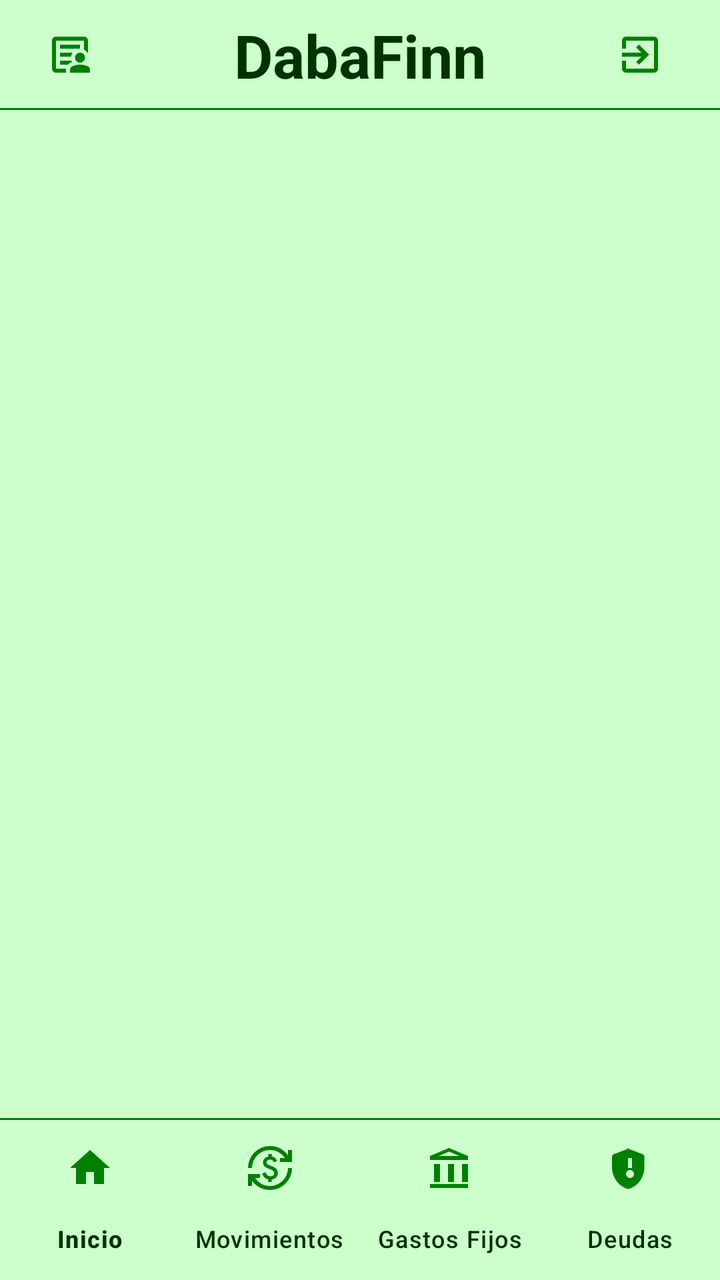
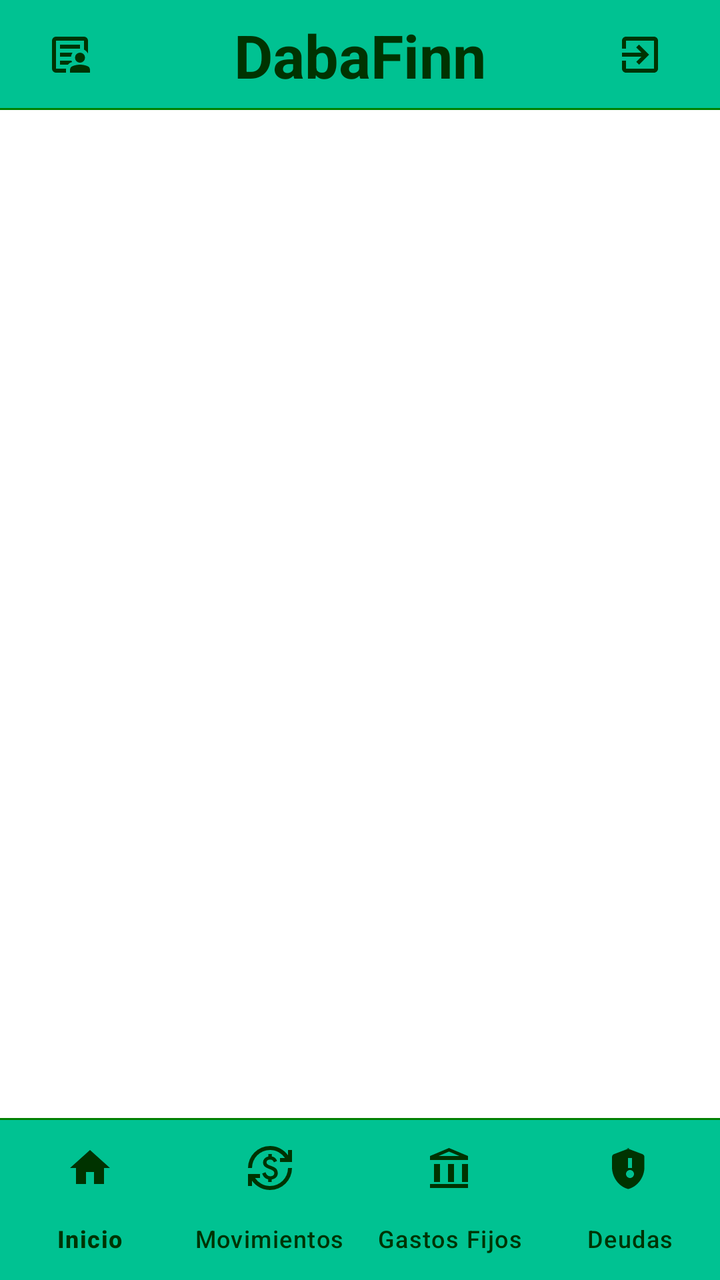

An Android layout rendered at two revisions. The XML below is the earlier revision; the diff shows what the commit changed to produce the second picture.
<!-- AndroidManifest.xml: application theme Theme.MyLittleFinanControl -->
<!-- res/layout/activity_main.xml -->
<?xml version="1.0" encoding="utf-8"?>
<RelativeLayout
    xmlns:android="http://schemas.android.com/apk/res/android"
    xmlns:app="http://schemas.android.com/apk/res-auto"
    xmlns:tools="http://schemas.android.com/tools"
    android:id="@+id/main"
    android:layout_width="match_parent"
    android:layout_height="match_parent"
    android:fitsSystemWindows="true"
    tools:context=".MainActivity">

    <RelativeLayout
        android:id="@+id/toolbarRL"
        android:layout_width="match_parent"
        android:layout_height="55dp"
        android:background="?attr/colorSecondary">

        <ImageButton
            android:id="@+id/btnPerfilToolbar"
            android:layout_width="50dp"
            android:layout_height="50dp"
            android:src="@drawable/ic_perfil"
            android:background="@android:color/transparent"
            android:padding="8dp"
            android:layout_marginStart="10dp"
            android:layout_centerVertical="true"
            app:tint="?attr/colorPrimary" />

        <TextView
            android:layout_width="wrap_content"
            android:layout_height="wrap_content"
            android:layout_centerInParent="true"
            android:id="@+id/app_name"
            android:textSize="30sp"
            android:text="@string/app_name"
            android:textStyle="bold"
            android:textColor="?attr/colorOnSurface"/>

        <ImageButton
            android:id="@+id/ic_sign_out"
            android:layout_width="50dp"
            android:layout_height="50dp"
            android:layout_marginEnd="15dp"
            android:layout_alignParentEnd="true"
            android:src="@drawable/ic_sign_out"
            android:background="@android:color/transparent"
            android:layout_centerVertical="true"
            android:contentDescription="Cerrar Sesión"
            app:tint="?attr/colorPrimary"/>

        <View
            android:layout_width="match_parent"
            android:layout_height="1dp"
            android:background="?attr/colorPrimary"
            android:layout_alignParentBottom="true"/>

    </RelativeLayout>

    <FrameLayout
        android:layout_width="match_parent"
        android:layout_height="match_parent"
        android:layout_below="@id/toolbarRL"
        android:layout_above="@+id/view"
        android:id="@+id/fragmentoFL"/>

    <View
        android:id="@+id/view"
        android:background="?attr/colorPrimary"
        android:layout_above="@+id/botonNV"
        android:layout_width="match_parent"
        android:layout_height="1dp"/>

    <com.google.android.material.bottomnavigation.BottomNavigationView
        android:layout_width="match_parent"
        android:layout_height="wrap_content"
        android:id="@+id/botonNV"
        android:layout_alignParentBottom="true"
        app:menu="@menu/menu_bottom"
        app:itemIconTint="?attr/colorPrimary"
        app:itemTextColor="?attr/colorOnSurface"
        android:background="?attr/colorSecondary"
        app:itemActiveIndicatorStyle="@style/Widget.Material3.BottomNavigationView.ActiveIndicator"
        app:labelVisibilityMode="labeled"/>

</RelativeLayout>
<!-- resources referenced by this layout -->
<resources>
  <!-- drawable ic_sign_out (drawable) -->
  <vector xmlns:android="http://schemas.android.com/apk/res/android"
      android:autoMirrored="true"
      android:height="24dp"
      android:width="24dp"
      android:viewportHeight="24"
      android:viewportWidth="24"
      android:tint="@color/btn_primary">
  
      <path
          android:fillColor="?android:attr/textColorPrimary"
          android:pathData="M10.09,15.59L11.5,17l5,-5 -5,-5 -1.41,1.41L12.67,11H3v2h9.67l-2.58,2.59zM19,3H5c-1.11,0 -2,0.9 -2,2v4h2V5h14v14H5v-4H3v4c0,1.1 0.89,2 2,2h14c1.1,0 2,-0.9 2,-2V5c0,-1.1 -0.9,-2 -2,-2z" />
  </vector>
  <string name="app_name">DabaFinn</string>
  <style name="Theme.MyLittleFinanControl" parent="Base.Theme.MyLittleFinanControl" />
  <color name="btn_primary">#00C292</color>
  <style name="Base.Theme.MyLittleFinanControl" parent="Theme.Material3.DayNight.NoActionBar">
          
  
          <item name="colorPrimary">@color/verde_oscuro</item>
  
          <item name="colorOnPrimary">@color/verde_claro</item>
  
  
          <item name="colorPrimaryContainer">@color/verde_transparente</item>
          <item name="colorOnPrimaryContainer">@color/verde_negro</item>
  
  
          <item name="colorSecondary">@color/white</item>
  
          <item name="colorOnSecondary">@color/secondary</item>
  
  
          <item name="colorOutline">@color/verde_negro</item>
  
  
          <item name="colorOnSurface">@color/verde_negro</item>
  
          
          <item name="android:windowBackground">@color/background_light</item>
          <item name="colorSurface">@color/verde_transparente</item>
  
          <item name="colorError">@color/accent_alerta</item>
  
          <item name="colorOnError">@color/accent_alerta</item>
  
          
          <item name="android:statusBarColor">@color/background_light</item>
          <item name="android:windowLightStatusBar">true</item>
      </style>
  <color name="verde_oscuro">#008000</color>
  <color name="verde_claro">#CCFFCC</color>
  <color name="verde_transparente">#5FCCFFCC</color>
  <color name="verde_negro">#003300</color>
  <color name="white">#CCFFCC</color>
  <color name="secondary">#33FF00</color>
  <color name="background_light">#CCFFCC</color>
  <color name="accent_alerta">#FF7878</color>
  <!-- unchanged entries left out for length: 1 -->
</resources>

<!-- the commit's change to res/layout/activity_main.xml (unified diff, before → after) -->
@@ -21,10 +21,9 @@
             android:layout_height="50dp"
             android:src="@drawable/ic_perfil"
             android:background="@android:color/transparent"
-            android:padding="8dp"
             android:layout_marginStart="10dp"
             android:layout_centerVertical="true"
-            app:tint="?attr/colorPrimary" />
+            app:tint="?attr/colorOnSurface" />
 
         <TextView
             android:layout_width="wrap_content"
@@ -46,7 +45,7 @@
             android:background="@android:color/transparent"
             android:layout_centerVertical="true"
             android:contentDescription="Cerrar Sesión"
-            app:tint="?attr/colorPrimary"/>
+            app:tint="?attr/colorOnSurface"/>
 
         <View
             android:layout_width="match_parent"
@@ -76,7 +75,7 @@
         android:id="@+id/botonNV"
         android:layout_alignParentBottom="true"
         app:menu="@menu/menu_bottom"
-        app:itemIconTint="?attr/colorPrimary"
+        app:itemIconTint="?attr/colorOnSurface"
         app:itemTextColor="?attr/colorOnSurface"
         android:background="?attr/colorSecondary"
         app:itemActiveIndicatorStyle="@style/Widget.Material3.BottomNavigationView.ActiveIndicator"
<!-- resource entries referenced after the edit -->
@@ -7,7 +7,7 @@
       android:width="24dp"
       android:viewportHeight="24"
       android:viewportWidth="24"
-      android:tint="@color/btn_primary">
+      android:tint="?attr/colorPrimary">
   
       <path
           android:fillColor="?android:attr/textColorPrimary"
@@ -15,49 +15,64 @@
   </vector>
   <string name="app_name">DabaFinn</string>
   <style name="Theme.MyLittleFinanControl" parent="Base.Theme.MyLittleFinanControl" />
-  <color name="btn_primary">#00C292</color>
   <style name="Base.Theme.MyLittleFinanControl" parent="Theme.Material3.DayNight.NoActionBar">
+  
           
+          <item name="colorPrimary">@color/verde_oscuro</item>
+          
+          <item name="colorOnPrimary">@android:color/white</item>
   
-          <item name="colorPrimary">@color/verde_oscuro</item>
-  
-          <item name="colorOnPrimary">@color/verde_claro</item>
-  
-  
-          <item name="colorPrimaryContainer">@color/verde_transparente</item>
+          
+          <item name="colorPrimaryContainer">@color/verde_claro</item>
+          
           <item name="colorOnPrimaryContainer">@color/verde_negro</item>
   
+          
+          <item name="colorSecondary">@color/verde</item>
+          
+          <item name="colorOnSecondary">@color/verde_negro</item>
   
-          <item name="colorSecondary">@color/white</item>
+          
+          <item name="colorSecondaryContainer">@color/verde_transparente</item>
+          <item name="colorOnSecondaryContainer">@color/verde_negro</item>
   
-          <item name="colorOnSecondary">@color/secondary</item>
+          
+          <item name="colorTertiary">@color/verde_blanco_transparente</item>
+          <item name="colorOnTertiary">@color/verde_negro</item>
   
-  
+          
           <item name="colorOutline">@color/verde_negro</item>
   
-  
+          
           <item name="colorOnSurface">@color/verde_negro</item>
   
           
-          <item name="android:windowBackground">@color/background_light</item>
-          <item name="colorSurface">@color/verde_transparente</item>
-  
-          <item name="colorError">@color/accent_alerta</item>
-  
-          <item name="colorOnError">@color/accent_alerta</item>
+          
+          <item name="android:windowBackground">@android:color/white</item>
+          
+          <item name="colorSurface">@color/verde_blanco_transparente</item>
   
           
-          <item name="android:statusBarColor">@color/background_light</item>
+          <item name="colorError">@color/rojo_alerta</item>
+          <item name="colorOnError">@color/rojo_transparente</item>
+  
+          
+          <item name="android:statusBarColor">@android:color/white</item>
           <item name="android:windowLightStatusBar">true</item>
+  
+          
+          <item name="colorSurfaceVariant">#E0E0E0</item>
+          <item name="colorOnSurfaceVariant">#49454F</item>
+  
       </style>
   <color name="verde_oscuro">#008000</color>
   <color name="verde_claro">#CCFFCC</color>
   <color name="verde_transparente">#5FCCFFCC</color>
+  <color name="verde_blanco_transparente">#D3F6FFF6</color>
+  <color name="rojo_alerta">#FF6666</color>
+  <color name="rojo_transparente">#7BF69F9F</color>
   <color name="verde_negro">#003300</color>
-  <color name="white">#CCFFCC</color>
-  <color name="secondary">#33FF00</color>
-  <color name="background_light">#CCFFCC</color>
-  <color name="accent_alerta">#FF7878</color>
+  <color name="verde">#00C292</color>
   <!-- unchanged entries left out for length: 1 -->
 </resources>
 
